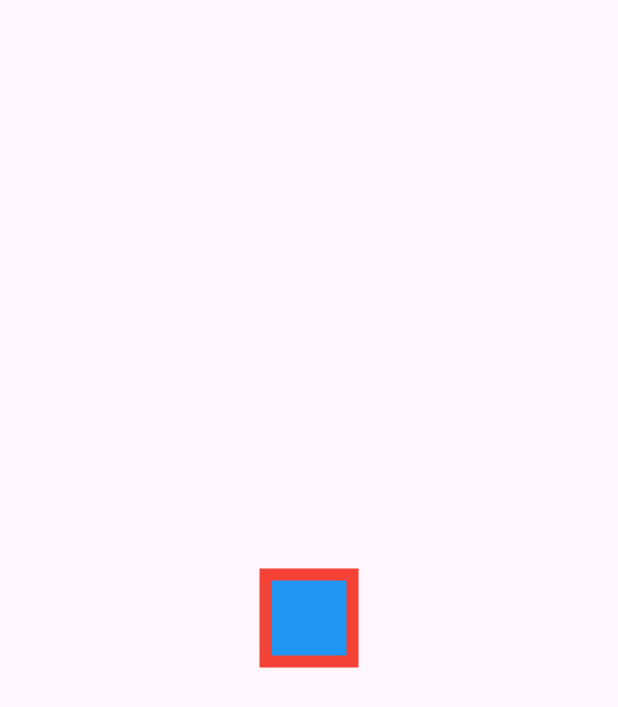
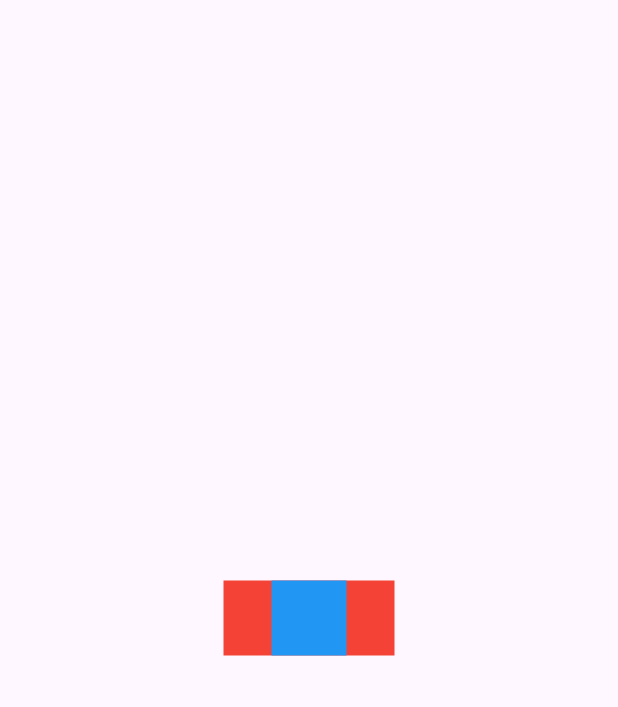
Before and after one commit to jong212/dartFlutter, a Flutter app: the screen it shows after launch, on a phone screen of 412 x 824 dp. Shown: the top 707 px of the screen. Run offline on Flutter 3.47's test engine with Material 3 defaults, Android fonts, the phone set to English and light mode, and no system bars.

Commit message:
가로 패딩 EdgeInsets.symmetric

```diff
--- a/lib/Screen/home_screen.dart
+++ b/lib/Screen/home_screen.dart
@@ -10,7 +10,9 @@ class HomeScreen extends StatelessWidget {
         child: Container(
           color: Colors.red,
           child: Padding(
-            padding: EdgeInsets.all(8.0),
+            padding: EdgeInsets.symmetric(
+              horizontal: 32
+            ),
             child: Container(
               color:Colors.blue,
               width: 50,
```
